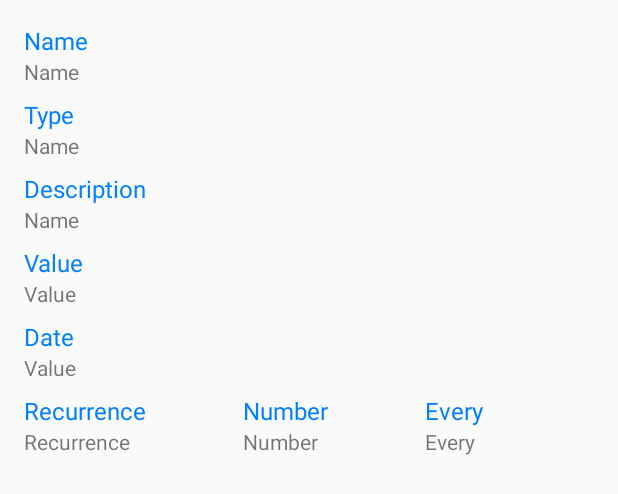
After one commit to PedroPSar/Financial_Control, an Android app: the layout dialog_details_expenses.xml on its own in the app's theme, with its tools: preview values and no code run, on a phone screen of 412 x 824 dp. The commit adds this screen. Shown: the top 494 px of the screen. Run offline under Robolectric (Android 15) with nearby library versions, the phone set to English and light mode, and no system bars.

Commit message:
20/11/2020 Commit

```diff
--- a/app/src/main/java/com/development/pega/financialcontrol/viewmodels/SavingsViewModel.kt
+++ b/app/src/main/java/com/development/pega/financialcontrol/viewmodels/SavingsViewModel.kt
@@ -20,7 +20,7 @@ class SavingsViewModel(application: Application) : AndroidViewModel(application)
     private val savingsMoneyRepository = SavingsMoneyRepository(mContext)
     private val mExpenseRepository = ExpenseRepository(mContext)
     private val mIncomeRepository = IncomeRepository(mContext)
-    private val prefs = Prefs(mContext)
+    private val prefs = AppControl.getAppPrefs(mContext)
 
     private val mDepositRecyclerViewInfo = MutableLiveData<List<SavingsMoney>>()
     var depositRecyclerViewInfo: LiveData<List<SavingsMoney>> = mDepositRecyclerViewInfo
--- /dev/null
+++ b/app/src/main/res/drawable/ic_baseline_details_24.xml
@@ -0,0 +1,5 @@
+<vector android:height="24dp" android:tint="@color/colorPrimary"
+    android:viewportHeight="24" android:viewportWidth="24"
+    android:width="24dp" xmlns:android="http://schemas.android.com/apk/res/android">
+    <path android:fillColor="@android:color/white" android:pathData="M20,19.59V8l-6,-6H6c-1.1,0 -1.99,0.9 -1.99,2L4,20c0,1.1 0.89,2 1.99,2H18c0.45,0 0.85,-0.15 1.19,-0.4l-4.43,-4.43c-0.8,0.52 -1.74,0.83 -2.76,0.83 -2.76,0 -5,-2.24 -5,-5s2.24,-5 5,-5 5,2.24 5,5c0,1.02 -0.31,1.96 -0.83,2.75L20,19.59zM9,13c0,1.66 1.34,3 3,3s3,-1.34 3,-3 -1.34,-3 -3,-3 -3,1.34 -3,3z"/>
+</vector>
--- /dev/null
+++ b/app/src/main/res/layout/dialog_details_expenses.xml
@@ -0,0 +1,162 @@
+<?xml version="1.0" encoding="utf-8"?>
+<androidx.constraintlayout.widget.ConstraintLayout xmlns:android="http://schemas.android.com/apk/res/android"
+    android:layout_width="match_parent"
+    android:layout_height="match_parent"
+    android:padding="16dp"
+    xmlns:app="http://schemas.android.com/apk/res-auto">
+
+    <TextView
+        android:id="@+id/tv_lbl_name"
+        android:layout_width="wrap_content"
+        android:layout_height="wrap_content"
+        android:text="@string/lbl_name"
+        android:textSize="@dimen/details_lbl_size"
+        android:textColor="@color/colorPrimary"
+        app:layout_constraintStart_toStartOf="parent"
+        app:layout_constraintTop_toTopOf="parent"/>
+
+    <TextView
+        android:id="@+id/tv_txt_name"
+        android:layout_width="wrap_content"
+        android:layout_height="wrap_content"
+        android:text="@string/lbl_name"
+        app:layout_constraintStart_toStartOf="parent"
+        app:layout_constraintTop_toBottomOf="@id/tv_lbl_name"/>
+
+    <TextView
+        android:id="@+id/tv_lbl_type"
+        android:layout_width="wrap_content"
+        android:layout_height="wrap_content"
+        android:layout_marginTop="8dp"
+        android:text="@string/lbl_type"
+        android:textColor="@color/colorPrimary"
+        android:textSize="@dimen/details_lbl_size"
+        app:layout_constraintStart_toStartOf="parent"
+        app:layout_constraintTop_toBottomOf="@id/tv_txt_name" />
+
+    <TextView
+        android:id="@+id/tv_txt_type"
+        android:layout_width="wrap_content"
+        android:layout_height="wrap_content"
+        android:text="@string/lbl_name"
+        app:layout_constraintStart_toStartOf="parent"
+        app:layout_constraintTop_toBottomOf="@id/tv_lbl_type"/>
+
+    <TextView
+        android:id="@+id/tv_lbl_description"
+        android:layout_width="wrap_content"
+        android:layout_height="wrap_content"
+        android:layout_marginTop="8dp"
+        android:text="@string/lbl_description"
+        android:textColor="@color/colorPrimary"
+        android:textSize="@dimen/details_lbl_size"
+        app:layout_constraintStart_toStartOf="parent"
+        app:layout_constraintTop_toBottomOf="@id/tv_txt_type" />
+
+    <TextView
+        android:id="@+id/tv_txt_description"
+        android:layout_width="wrap_content"
+        android:layout_height="wrap_content"
+        android:text="@string/lbl_name"
+        app:layout_constraintStart_toStartOf="parent"
+        app:layout_constraintTop_toBottomOf="@id/tv_lbl_description"/>
+
+    <TextView
+        android:id="@+id/tv_lbl_value"
+        android:layout_width="wrap_content"
+        android:layout_height="wrap_content"
+        android:layout_marginTop="8dp"
+        android:text="@string/lbl_value"
+        android:textColor="@color/colorPrimary"
+        android:textSize="@dimen/details_lbl_size"
+        app:layout_constraintStart_toStartOf="parent"
+        app:layout_constraintTop_toBottomOf="@id/tv_txt_description" />
+
+    <TextView
+        android:id="@+id/tv_txt_value"
+        android:layout_width="wrap_content"
+        android:layout_height="wrap_content"
+        android:text="@string/lbl_value"
+        app:layout_constraintStart_toStartOf="parent"
+        app:layout_constraintTop_toBottomOf="@id/tv_lbl_value"/>
+
+    <TextView
+        android:id="@+id/tv_lbl_date"
+        android:layout_width="wrap_content"
+        android:layout_height="wrap_content"
+        android:layout_marginTop="8dp"
+        android:text="@string/lbl_date"
+        android:textColor="@color/colorPrimary"
+        android:textSize="@dimen/details_lbl_size"
+        app:layout_constraintStart_toStartOf="parent"
+        app:layout_constraintTop_toBottomOf="@id/tv_txt_value" />
+
+    <TextView
+        android:id="@+id/tv_txt_date"
+        android:layout_width="wrap_content"
+        android:layout_height="wrap_content"
+        android:text="@string/lbl_value"
+        app:layout_constraintStart_toStartOf="parent"
+        app:layout_constraintTop_toBottomOf="@id/tv_lbl_date"/>
+
+    <TextView
+        android:id="@+id/tv_lbl_recurrence"
+        android:layout_width="wrap_content"
+        android:layout_height="wrap_content"
+        android:layout_marginTop="8dp"
+        android:text="@string/lbl_recurrence"
+        android:textColor="@color/colorPrimary"
+        android:textSize="@dimen/details_lbl_size"
+        app:layout_constraintStart_toStartOf="parent"
+        app:layout_constraintTop_toBottomOf="@id/tv_txt_date"/>
+
+    <TextView
+        android:id="@+id/tv_txt_recurrence"
+        android:layout_width="wrap_content"
+        android:layout_height="wrap_content"
+        android:text="@string/lbl_recurrence"
+        app:layout_constraintStart_toStartOf="parent"
+        app:layout_constraintTop_toBottomOf="@id/tv_lbl_recurrence"/>
+
+    <TextView
+        android:id="@+id/tv_lbl_number"
+        android:layout_width="wrap_content"
+        android:layout_height="wrap_content"
+        android:layout_marginTop="8dp"
+        android:text="@string/lbl_number"
+        android:textColor="@color/colorPrimary"
+        android:textSize="@dimen/details_lbl_size"
+        app:layout_constraintEnd_toStartOf="@id/tv_lbl_every"
+        app:layout_constraintStart_toEndOf="@+id/tv_lbl_recurrence"
+        app:layout_constraintTop_toBottomOf="@+id/tv_txt_date" />
+
+    <TextView
+        android:id="@+id/tv_txt_number"
+        android:layout_width="wrap_content"
+        android:layout_height="wrap_content"
+        android:text="@string/lbl_number"
+        app:layout_constraintStart_toStartOf="@id/tv_lbl_number"
+        app:layout_constraintTop_toBottomOf="@id/tv_lbl_number"/>
+
+    <TextView
+        android:id="@+id/tv_lbl_every"
+        android:layout_width="48dp"
+        android:layout_height="27dp"
+        android:layout_marginTop="8dp"
+        android:text="@string/lbl_every"
+        android:textColor="@color/colorPrimary"
+        android:textSize="@dimen/details_lbl_size"
+        app:layout_constraintEnd_toEndOf="parent"
+        app:layout_constraintStart_toEndOf="@+id/tv_lbl_number"
+        app:layout_constraintTop_toBottomOf="@+id/tv_txt_date" />
+
+    <TextView
+        android:id="@+id/tv_txt_every"
+        android:layout_width="wrap_content"
+        android:layout_height="wrap_content"
+        android:text="@string/lbl_every"
+        app:layout_constraintStart_toStartOf="@id/tv_lbl_every"
+        app:layout_constraintTop_toBottomOf="@id/tv_lbl_number"/>
+
+
+</androidx.constraintlayout.widget.ConstraintLayout>
--- a/app/src/main/res/menu/recycler_item_menu.xml
+++ b/app/src/main/res/menu/recycler_item_menu.xml
@@ -3,10 +3,14 @@
 
     <item android:id="@+id/edit_item"
         android:icon="@drawable/ic_baseline_edit_24"
-        android:title="@string/edit_item_title_menu"/>
+        android:title="@string/edit_item_title_menu" />
 
     <item android:id="@+id/delete_item"
         android:icon="@drawable/ic_baseline_delete_24"
         android:title="@string/delete_item_title_menu" />
 
+    <item android:id="@+id/details_item"
+        android:icon="@drawable/ic_baseline_details_24"
+        android:title="@string/delete_item_details_menu" />
+
 </menu>
--- a/app/src/main/res/values/dimens.xml
+++ b/app/src/main/res/values/dimens.xml
@@ -15,4 +15,5 @@
     <dimen name="label_options_text_size">18sp</dimen>
     <dimen name="color_view_width">80dp</dimen>
     <dimen name="color_view_height">24dp</dimen>
+    <dimen name="details_lbl_size">16sp</dimen>
 </resources>
--- a/app/src/main/res/values/strings.xml
+++ b/app/src/main/res/values/strings.xml
@@ -96,6 +96,7 @@
     <!-- Recycler View Item Menu -->
     <string name="edit_item_title_menu">Edit</string>
     <string name="delete_item_title_menu">Delete</string>
+    <string name="delete_item_details_menu">Details</string>
 
     <!-- Confirm delete dialog -->
     <string name="confirm_delete_income_dialog_message">Are you sure you want to delete this income?</string>
@@ -109,6 +110,9 @@
     <string name="color_dialog_title">Select Color</string>
     <string name="color_dialog_positive_button">Select</string>
     <string name="color_dialog_negative_button">Cancel</string>
+
+    <!-- Details Dialog -->
+    <string name="details_dialog_title">Details</string>
 
     <string-array name="spinner_recurrence_options">
         <item>None</item>
```
Also changed, not shown: app/src/main/java/com/development/pega/financialcontrol/control/AppControl.kt (+7 -3 lines), app/src/main/java/com/development/pega/financialcontrol/service/repository/Prefs.kt (+84 -2 lines), app/src/main/java/com/development/pega/financialcontrol/viewholder/IncomesViewHolder.kt (+20 -2 lines), app/src/main/java/com/development/pega/financialcontrol/viewmodels/ChartViewModel.kt (+14 -39 lines), app/src/main/java/com/development/pega/financialcontrol/views/HomeFragment.kt (+16 -0 lines), app/src/main/java/com/development/pega/financialcontrol/views/SavingsFragment.kt (+14 -4 lines), app/src/main/java/com/development/pega/financialcontrol/views/SettingsActivity.kt (+37 -4 lines), app/src/main/res/layout/dialog_details_incomes.xml (added, +144 -0 lines).
